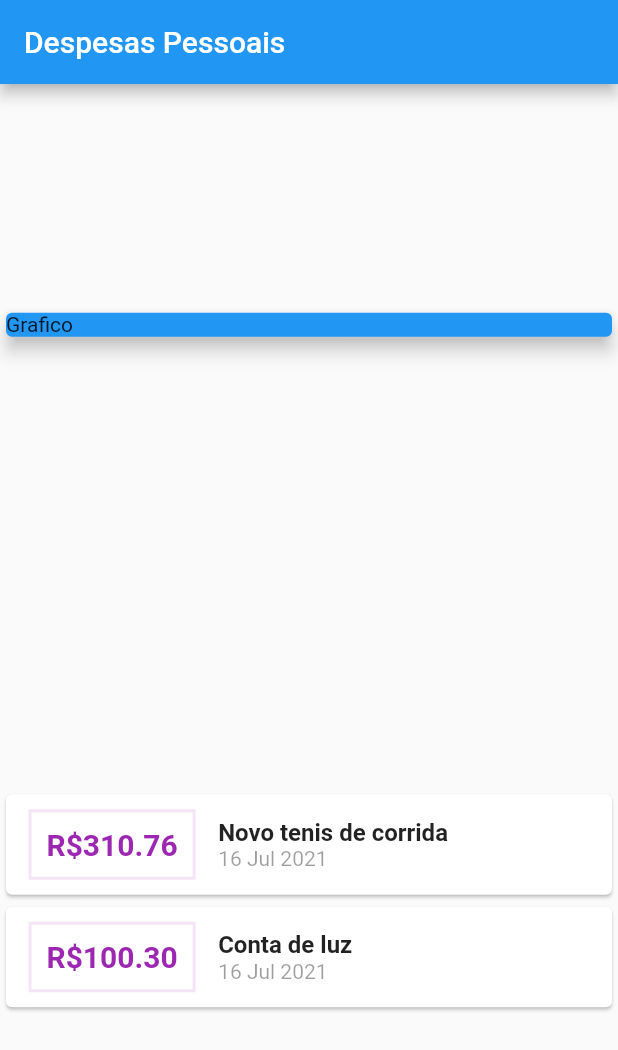
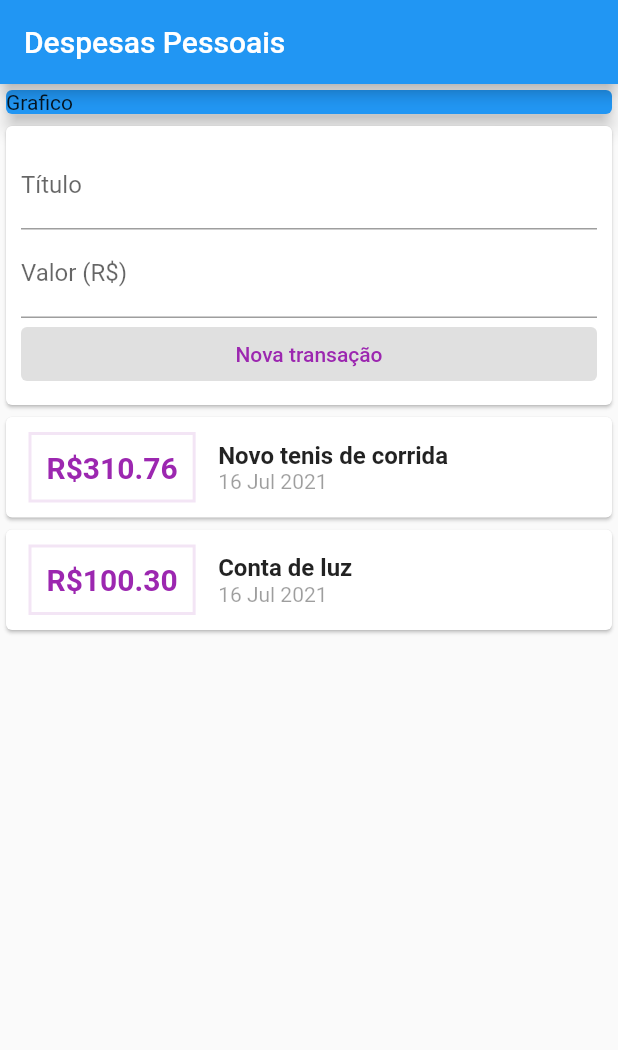
Before and after one commit to lerototi/expenses, a Flutter app: the screen it shows after launch, on a phone screen of 412 x 824 dp. Shown: the top 1050 px of the screen. Run offline on Flutter 3.47's test engine with Material 2 defaults, Android fonts, the phone set to English and light mode, and no system bars.

Commit message:
refactor components

```diff
--- /dev/null
+++ b/lib/components/transactional_form.dart
@@ -0,0 +1,53 @@
+import 'package:flutter/material.dart';
+
+class TransactionalForm extends StatelessWidget {
+
+  final titleController = TextEditingController();
+  final valueController = TextEditingController();
+
+  final void Function(String, double) onSubmit;
+  TransactionalForm(this.onSubmit);
+
+  _submitForm() {
+    final title = titleController.text;
+    final value = double.tryParse(valueController.text) ?? 0.0;
+
+    if(title.isEmpty || value <= 0) {
+      return;
+    }
+
+      onSubmit(title, value);
+
+  }
+
+  @override
+  Widget build(BuildContext context) {
+
+    return Card(
+        child: Padding(
+          padding: const EdgeInsets.all(10),
+          child: Column(
+          children: [
+            TextField(decoration: InputDecoration(
+              labelText: 'Título'),
+              controller: titleController,
+              onSubmitted: (valor) => _submitForm()),
+            TextField(decoration: InputDecoration(
+              labelText: 'Valor (R\$)'),
+              controller: valueController,
+              keyboardType: TextInputType.numberWithOptions(decimal: true),
+              onSubmitted: (valor) => _submitForm()),
+            Container(
+              width: double.infinity,
+              child:
+              ElevatedButton(
+                onPressed: _submitForm(),
+                child: Text("Nova transação", style: TextStyle(color: Colors.purple),),
+                style: ElevatedButton.styleFrom(primary: Colors.white)
+                )),
+            ],
+          ),
+        ),
+      );
+  }
+}
--- /dev/null
+++ b/lib/components/transactional_list.dart
@@ -0,0 +1,59 @@
+import 'package:expenses/models/transaction.dart';
+import 'package:flutter/material.dart';
+import 'package:intl/intl.dart';
+
+class TransactionList extends StatelessWidget {
+  final List<Transaction> transactions;
+  const TransactionList({Key ? key, required this.transactions}) : super(key: key);
+
+  @override
+  Widget build(BuildContext context) {
+    return Container(
+      height: 300,
+      child: ListView.builder(
+        itemCount: transactions.length,
+        itemBuilder: (ctx, index) {
+
+          final tr = transactions[index];
+
+      return Card(
+        child: Row(
+          children: [
+            Container(
+              margin: EdgeInsets.symmetric(
+                horizontal: 15,
+                vertical: 10
+              ),
+              decoration: BoxDecoration(
+                border: Border.all(
+                  color: Colors.purple[50]!,
+                  width: 2
+                ),
+              ),
+              padding: EdgeInsets.all(10),
+              child: Text('R\$${tr.value.toStringAsFixed(2)}',
+                style: TextStyle(
+                  fontWeight: FontWeight.bold,
+                  fontSize: 20,
+                  color: Colors.purple
+              )),
+            ),
+            Column(
+              crossAxisAlignment: CrossAxisAlignment.start,
+              children: [
+              Text(tr.title, style: TextStyle(
+                fontWeight: FontWeight.bold,
+                fontSize: 16),
+              ),
+              Text(DateFormat('d MMM y').format(tr.date), style: TextStyle(
+                color: Colors.black38),
+              )
+            ],)
+          ],
+        ),
+      );
+        }
+          ),
+    );
+  }
+}
--- /dev/null
+++ b/lib/components/transactional_user.dart
@@ -0,0 +1,43 @@
+import 'dart:math';
+
+import 'package:expenses/components/transactional_form.dart';
+import 'package:expenses/components/transactional_list.dart';
+import 'package:expenses/models/transaction.dart';
+import 'package:flutter/material.dart';
+
+class TransactionalUser extends StatefulWidget {
+  @override
+  _TransactionalUserState createState() => _TransactionalUserState();
+}
+
+class _TransactionalUserState extends State<TransactionalUser> {
+
+  final _transactions = [
+    Transaction(id: 't1', title: 'Novo tenis de corrida', value: 310.76, date: DateTime.now()),
+    Transaction(id: 't2', title: 'Conta de luz', value: 100.30, date: DateTime.now()),
+  ];
+
+  _addTransactional(String title, double value) {
+    final newTransactional = Transaction(
+      id: Random().nextDouble().toString(),
+      title: title,
+      value: value,
+      date: DateTime.now()
+    );
+
+    setState(() {
+      _transactions.add(newTransactional);
+    });
+  }
+
+  @override
+  Widget build(BuildContext context) {
+    return Column(
+      children: [
+        TransactionalForm(_addTransactional),
+        TransactionList(transactions: _transactions,),
+
+      ]
+    );
+  }
+}
--- a/lib/main.dart
+++ b/lib/main.dart
@@ -1,6 +1,5 @@
-import 'package:expenses/models/transaction.dart';
+import 'package:expenses/components/transactional_user.dart';
 import 'package:flutter/material.dart';
-import 'package:intl/intl.dart';
 main() => runApp(ExpensesApp());
 
 class ExpensesApp extends StatelessWidget {
@@ -14,10 +13,6 @@ class ExpensesApp extends StatelessWidget {
 }
 
 class MyHomePage extends StatelessWidget {
-  final _transactions = [
-    Transaction(id: 't1', title: 'Novo tenis de corrida', value: 310.76, date: DateTime.now()),
-    Transaction(id: 't2', title: 'Conta de luz', value: 100.30, date: DateTime.now()),
-  ];
 
   @override
   Widget build(BuildContext context) {
@@ -26,8 +21,8 @@ class MyHomePage extends StatelessWidget {
       appBar: AppBar(
       title: Text("Despesas Pessoais"),
       ),
-      body: Column(
-        mainAxisAlignment: MainAxisAlignment.spaceAround,
+      body: SingleChildScrollView(
+              child: Column(
             crossAxisAlignment: CrossAxisAlignment.stretch,
             children: [
             Container(
@@ -37,45 +32,9 @@ class MyHomePage extends StatelessWidget {
         color: Colors.blue,
               ),
             ),
-        Column(children: _transactions.map((tr) {
-          return Card(
-            child: Row(
-              children: [
-                Container(
-                  margin: EdgeInsets.symmetric(
-                    horizontal: 15,
-                    vertical: 10
+            TransactionalUser()
+          ],),
       ),
-                  decoration: BoxDecoration(
-                    border: Border.all(
-                      color: Colors.purple[50]!,
-                      width: 2
-                    ),
-                  ),
-                  padding: EdgeInsets.all(10),
-                  child: Text('R\$${tr.value.toStringAsFixed(2)}',
-                    style: TextStyle(
-                      fontWeight: FontWeight.bold,
-                      fontSize: 20,
-                      color: Colors.purple
-                  )),
-                ),
-                Column(
-                  crossAxisAlignment: CrossAxisAlignment.start,
-                  children: [
-                  Text(tr.title, style: TextStyle(
-                    fontWeight: FontWeight.bold,
-                    fontSize: 16),
-                  ),
-                  Text(DateFormat('d MMM y').format(tr.date), style: TextStyle(
-                    color: Colors.black38),
-                  )
-                ],)
-              ],
-            ),
-          );
-        }).toList()),
-      ],)
     );
   }
 }
```
Lines whose indentation alone changed are shown as unchanged.
